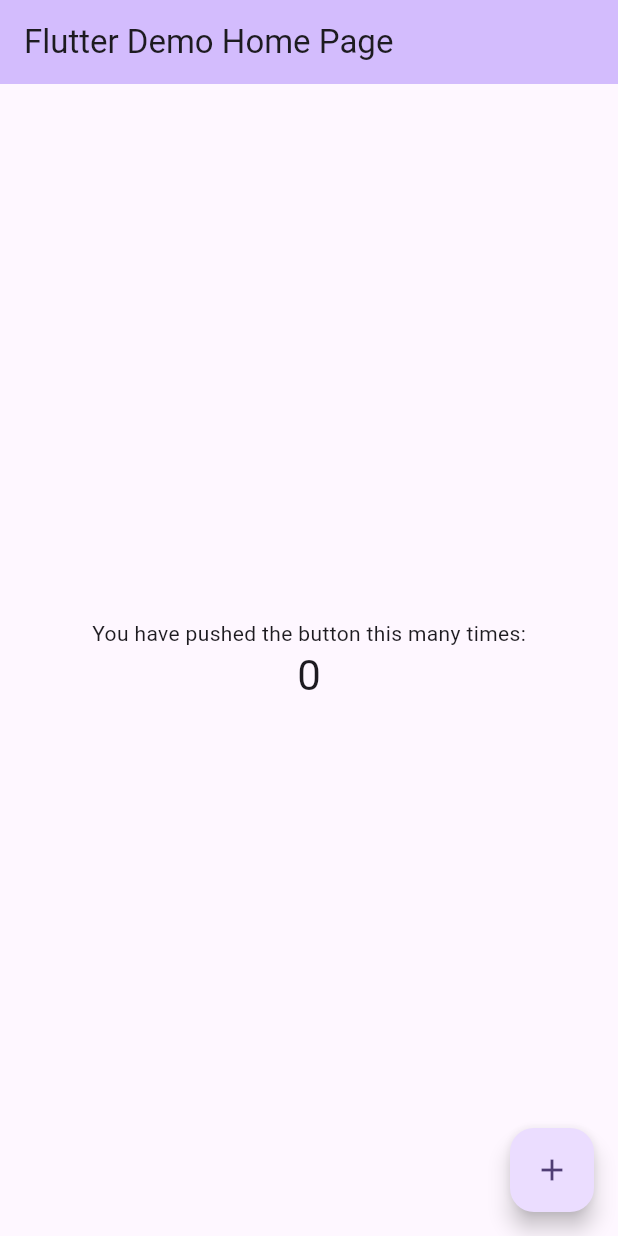
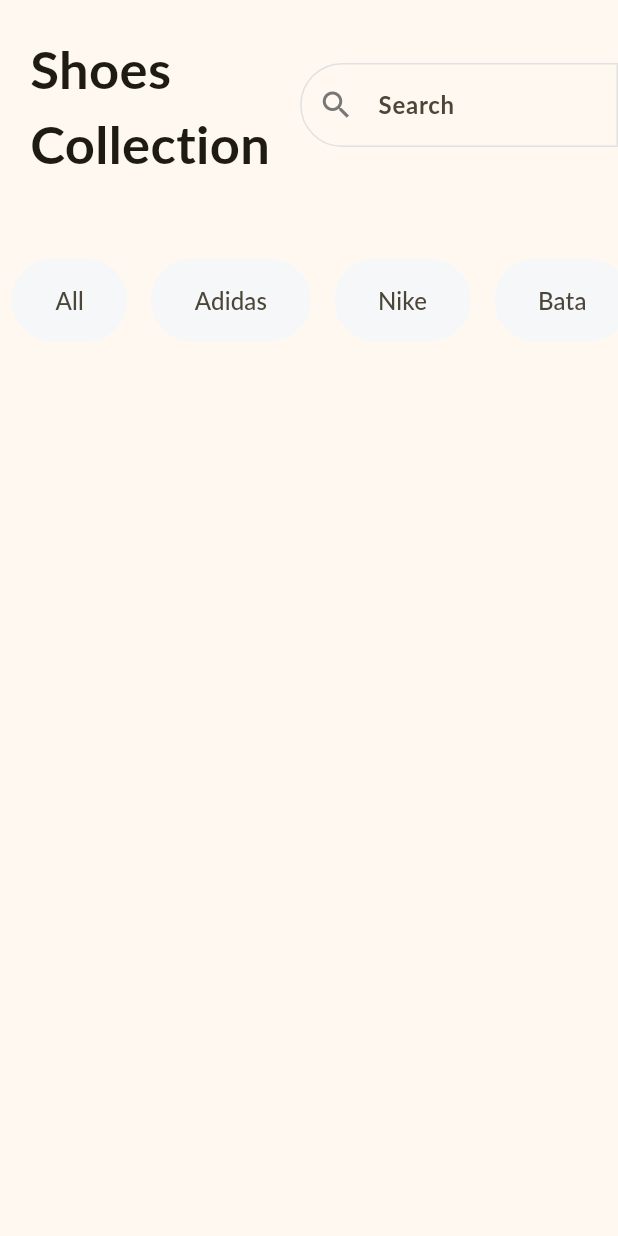
Before and after one commit to alibabakutty/shop_app, a Flutter app: the screen it shows after launch, on a phone screen of 412 x 824 dp. Run offline on Flutter 3.47's test engine with Material 3 defaults, Android fonts, the phone set to English and light mode, and no system bars; Roboto replaces fonts that are missing (Lato).

```diff
--- /dev/null
+++ b/lib/home_page.dart
@@ -0,0 +1,88 @@
+import 'package:flutter/material.dart';
+
+class HomePage extends StatelessWidget {
+  const HomePage({super.key});
+
+  final List<String> filters = const [
+    'All',
+    'Adidas',
+    'Nike',
+    'Bata',
+    'Reebok',
+  ];
+
+  @override
+  Widget build(BuildContext context) {
+    final border = OutlineInputBorder(
+      borderSide: BorderSide(
+        color: Color.fromRGBO(225, 225, 225, 1),
+      ),
+      borderRadius: BorderRadius.horizontal(
+        left: Radius.circular(50),
+      ),
+    );
+    return Scaffold(
+      body: SafeArea(
+        child: Column(
+          children: [
+            Row(
+              children: [
+                const Padding(
+                  padding: EdgeInsets.all(20.0),
+                  child: Text(
+                    'Shoes\nCollection',
+                    style: TextStyle(fontSize: 35, fontWeight: FontWeight.bold),
+                  ),
+                ),
+                Expanded(
+                  child: TextField(
+                    decoration: InputDecoration(
+                      hintText: 'Search',
+                      prefixIcon: Icon(
+                        Icons.search,
+                      ),
+                      border: border,
+                      enabledBorder: border,
+                      focusedBorder: border,
+                    ),
+                  ),
+                ),
+              ],
+            ),
+            SizedBox(
+              height: 120,
+              child: ListView.builder(
+                  itemCount: filters.length,
+                  scrollDirection: Axis.horizontal,
+                  itemBuilder: (context, index) {
+                    final filter = filters[index];
+                    return Padding(
+                      padding: const EdgeInsets.symmetric(
+                        horizontal: 8.0,
+                      ),
+                      child: Chip(
+                        backgroundColor: const Color.fromRGBO(245, 247, 249, 1),
+                        side: const BorderSide(
+                          color: Color.fromRGBO(245, 247, 249, 1),
+                        ),
+                        label: Text(filter),
+                        labelStyle: const TextStyle(
+                          fontSize: 16,
+                        ),
+                        padding: const EdgeInsets.symmetric(
+                          horizontal: 20,
+                          vertical: 15,
+                        ),
+                        shape: RoundedRectangleBorder(
+                          borderRadius: BorderRadius.circular(30),
+                        ),
+                      ),
+                    );
+                  }),
+            )
+          ],
+        ),
+      ),
+    );
+  }
+}
--- a/lib/main.dart
+++ b/lib/main.dart
@@ -1,125 +1,31 @@
 import 'package:flutter/material.dart';
+import 'package:shop_app/home_page.dart';
 
 void main() {
-  runApp(const MyApp());
+  runApp(const ShopApp());
 }
 
-class MyApp extends StatelessWidget {
-  const MyApp({super.key});
+class ShopApp extends StatelessWidget {
+  const ShopApp({super.key});
 
-  // This widget is the root of your application.
   @override
   Widget build(BuildContext context) {
     return MaterialApp(
-      title: 'Flutter Demo',
+      title: 'Shopping App',
       theme: ThemeData(
-        // This is the theme of your application.
-        //
-        // TRY THIS: Try running your application with "flutter run". You'll see
-        // the application has a purple toolbar. Then, without quitting the app,
-        // try changing the seedColor in the colorScheme below to Colors.green
-        // and then invoke "hot reload" (save your changes or press the "hot
-        // reload" button in a Flutter-supported IDE, or press "r" if you used
-        // the command line to start the app).
-        //
-        // Notice that the counter didn't reset back to zero; the application
-        // state is not lost during the reload. To reset the state, use hot
-        // restart instead.
-        //
-        // This works for code too, not just values: Most code changes can be
-        // tested with just a hot reload.
-        colorScheme: ColorScheme.fromSeed(seedColor: Colors.deepPurple),
-        useMaterial3: true,
+        fontFamily: 'Lato',
+        colorScheme: ColorScheme.fromSeed(
+          seedColor: Color.fromRGBO(254, 206, 1, 1),
+        ),
+        inputDecorationTheme: const InputDecorationTheme(
+          hintStyle: TextStyle(
+            fontWeight: FontWeight.bold,
+            fontSize: 16,
+          ),
+          prefixIconColor: Color.fromRGBO(119, 119, 119, 1),
+        ),
       ),
-      home: const MyHomePage(title: 'Flutter Demo Home Page'),
+      home: const HomePage(),
     );
   }
 }
-
-class MyHomePage extends StatefulWidget {
-  const MyHomePage({super.key, required this.title});
-
-  // This widget is the home page of your application. It is stateful, meaning
-  // that it has a State object (defined below) that contains fields that affect
-  // how it looks.
-
-  // This class is the configuration for the state. It holds the values (in this
-  // case the title) provided by the parent (in this case the App widget) and
-  // used by the build method of the State. Fields in a Widget subclass are
-  // always marked "final".
-
-  final String title;
-
-  @override
-  State<MyHomePage> createState() => _MyHomePageState();
-}
-
-class _MyHomePageState extends State<MyHomePage> {
-  int _counter = 0;
-
-  void _incrementCounter() {
-    setState(() {
-      // This call to setState tells the Flutter framework that something has
-      // changed in this State, which causes it to rerun the build method below
-      // so that the display can reflect the updated values. If we changed
-      // _counter without calling setState(), then the build method would not be
-      // called again, and so nothing would appear to happen.
-      _counter++;
-    });
-  }
-
-  @override
-  Widget build(BuildContext context) {
-    // This method is rerun every time setState is called, for instance as done
-    // by the _incrementCounter method above.
-    //
-    // The Flutter framework has been optimized to make rerunning build methods
-    // fast, so that you can just rebuild anything that needs updating rather
-    // than having to individually change instances of widgets.
-    return Scaffold(
-      appBar: AppBar(
-        // TRY THIS: Try changing the color here to a specific color (to
-        // Colors.amber, perhaps?) and trigger a hot reload to see the AppBar
-        // change color while the other colors stay the same.
-        backgroundColor: Theme.of(context).colorScheme.inversePrimary,
-        // Here we take the value from the MyHomePage object that was created by
-        // the App.build method, and use it to set our appbar title.
-        title: Text(widget.title),
-      ),
-      body: Center(
-        // Center is a layout widget. It takes a single child and positions it
-        // in the middle of the parent.
-        child: Column(
-          // Column is also a layout widget. It takes a list of children and
-          // arranges them vertically. By default, it sizes itself to fit its
-          // children horizontally, and tries to be as tall as its parent.
-          //
-          // Column has various properties to control how it sizes itself and
-          // how it positions its children. Here we use mainAxisAlignment to
-          // center the children vertically; the main axis here is the vertical
-          // axis because Columns are vertical (the cross axis would be
-          // horizontal).
-          //
-          // TRY THIS: Invoke "debug painting" (choose the "Toggle Debug Paint"
-          // action in the IDE, or press "p" in the console), to see the
-          // wireframe for each widget.
-          mainAxisAlignment: MainAxisAlignment.center,
-          children: <Widget>[
-            const Text(
-              'You have pushed the button this many times:',
-            ),
-            Text(
-              '$_counter',
-              style: Theme.of(context).textTheme.headlineMedium,
-            ),
-          ],
-        ),
-      ),
-      floatingActionButton: FloatingActionButton(
-        onPressed: _incrementCounter,
-        tooltip: 'Increment',
-        child: const Icon(Icons.add),
-      ), // This trailing comma makes auto-formatting nicer for build methods.
-    );
-  }
-}
```
Also changed, not shown: 1 other file.
